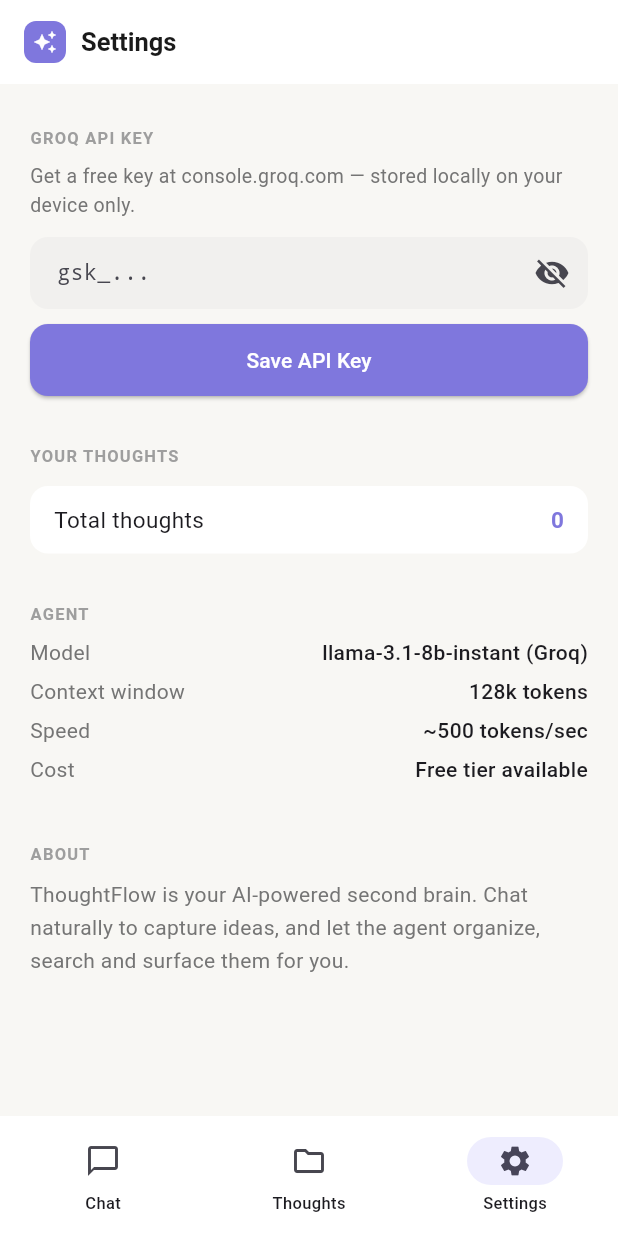
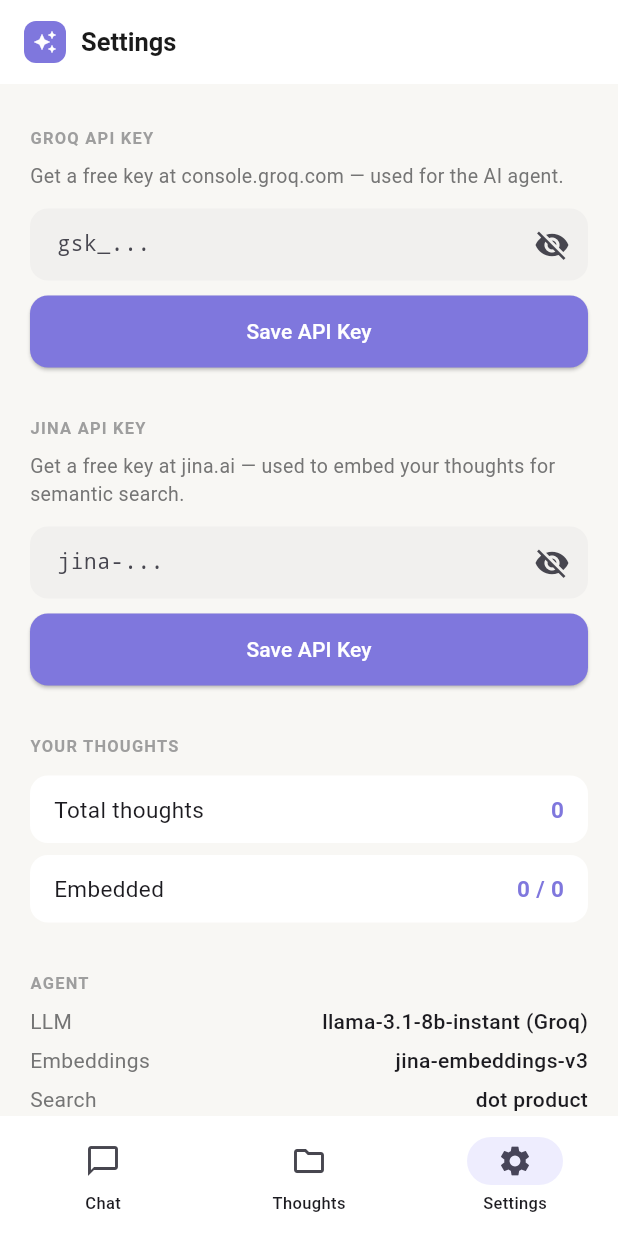
Before and after one commit to HyperbolicSpaceApps/AINotes, a Flutter app: the screen it shows after launch, item 3 of the bottom bar chosen, on a phone screen of 412 x 824 dp. Run offline on Flutter 3.47's test engine with Material 3 defaults, Android fonts, the light colour scheme and no system bars; our stand-ins replace flutter_riverpod, hive, hive_flutter, shared_preferences, speech_to_text; accounts and stored records are empty; Roboto replaces fonts that are missing (SF Pro Text).

Commit message:
thoughts embedding using jina

```diff
--- a/thought_manager_app/lib/core/agent/providers.dart
+++ b/thought_manager_app/lib/core/agent/providers.dart
@@ -4,6 +4,7 @@ import 'thought_agent.dart';
 import '../models/chat_message.dart';
 import '../models/thought.dart';
 import '../storage/thought_repository.dart';
+import '../embeddings/embedding_service.dart';
 
 // ── Repository ────────────────────────────────────────────────────────────────
 
@@ -11,16 +12,16 @@ final thoughtRepositoryProvider = Provider<ThoughtRepository>((ref) {
   throw UnimplementedError('Must be overridden in main() after Hive init');
 });
 
-// ── API Key ───────────────────────────────────────────────────────────────────
+// ── API Keys ──────────────────────────────────────────────────────────────────
 
-final apiKeyProvider = StateNotifierProvider<ApiKeyNotifier, String>((ref) {
-  return ApiKeyNotifier();
+final groqApiKeyProvider = StateNotifierProvider<GroqApiKeyNotifier, String>((ref) {
+  return GroqApiKeyNotifier();
 });
 
-class ApiKeyNotifier extends StateNotifier<String> {
+class GroqApiKeyNotifier extends StateNotifier<String> {
   static const _prefsKey = 'groq_api_key';
 
-  ApiKeyNotifier() : super('') {
+  GroqApiKeyNotifier() : super('') {
     _load();
   }
 
@@ -36,16 +37,53 @@ class ApiKeyNotifier extends StateNotifier<String> {
   }
 }
 
+final jinaApiKeyProvider = StateNotifierProvider<JinaApiKeyNotifier, String>((ref) {
+  return JinaApiKeyNotifier();
+});
+
+class JinaApiKeyNotifier extends StateNotifier<String> {
+  static const _prefsKey = 'jina_api_key';
+
+  JinaApiKeyNotifier() : super('') {
+    _load();
+  }
+
+  Future<void> _load() async {
+    final prefs = await SharedPreferences.getInstance();
+    state = prefs.getString(_prefsKey) ?? '';
+  }
+
+  Future<void> set(String key) async {
+    final prefs = await SharedPreferences.getInstance();
+    await prefs.setString(_prefsKey, key);
+    state = key;
+  }
+}
+
+// ── Embedding service ─────────────────────────────────────────────────────────
+
+final embeddingServiceProvider = Provider<EmbeddingService?>((ref) {
+  final key = ref.watch(jinaApiKeyProvider);
+  if (key.isEmpty) return null;
+  return EmbeddingService(apiKey: key);
+});
+
 // ── Agent ─────────────────────────────────────────────────────────────────────
 
 final agentProvider = Provider<ThoughtAgent?>((ref) {
-  final key = ref.watch(apiKeyProvider);
+  final groqKey = ref.watch(groqApiKeyProvider);
   final repo = ref.watch(thoughtRepositoryProvider);
-  if (key.isEmpty) return null;
-  return ThoughtAgent(repository: repo, groqApiKey: key);
+  final embedder = ref.watch(embeddingServiceProvider);
+  if (groqKey.isEmpty) return null;
+  // embedder can be null — agent degrades gracefully to keyword search
+  return ThoughtAgent(
+    repository: repo,
+    groqApiKey: groqKey,
+    embeddingService: embedder!,
+  );
 });
 
-// ── Thoughts list ────────────────────────────────────────────────────────────────
+// ── Thoughts list ─────────────────────────────────────────────────────────────
 
 final thoughtsProvider = StateNotifierProvider<ThoughtsNotifier, List<Thought>>((ref) {
   final repo = ref.watch(thoughtRepositoryProvider);
@@ -75,8 +113,8 @@ class ChatNotifier extends StateNotifier<List<ChatMessage>> {
             role: MessageRole.assistant,
             content:
                 "Hi! I'm ThoughtManager. Tell me anything you want to remember — "
-                "ideas, todos, thoughts — and I'll save and organize it for you. "
-                "You can also ask me to find thoughts, summarize, or reorganize your collection.",
+                "ideas, todos, grocery items, thoughts — and I'll save and find them for you. "
+                "Search works by meaning, not just keywords.",
           ),
         ]);
 
@@ -89,11 +127,9 @@ class ChatNotifier extends StateNotifier<List<ChatMessage>> {
     final agent = _ref.read(agentProvider);
     if (agent == null) return;
 
-    // Add user message
     final userMsg = ChatMessage(role: MessageRole.user, content: text);
     state = [...state, userMsg];
 
-    // Add thinking indicator
     final thinkingMsg = ChatMessage(
       role: MessageRole.assistant,
       content: '',
@@ -103,28 +139,25 @@ class ChatNotifier extends StateNotifier<List<ChatMessage>> {
     _isThinking = true;
 
     try {
-      // Build history (exclude thinking bubble and welcome message for API)
       final history = state
           .where((m) => !m.isThinking && m.role != MessageRole.system)
-          .where((m) => m.id != userMsg.id) // exclude current user msg (added separately in agent)
+          .where((m) => m.id != userMsg.id)
           .toList();
 
       final reply = await agent.run(history, text);
 
-      // Replace thinking with real response
       state = [
         ...state.where((m) => !m.isThinking),
         ChatMessage(role: MessageRole.assistant, content: reply),
       ];
 
-      // Refresh thoughts list (agent may have saved/deleted thoughts)
       _ref.read(thoughtsProvider.notifier).refresh();
     } catch (e) {
       state = [
         ...state.where((m) => !m.isThinking),
         ChatMessage(
           role: MessageRole.assistant,
-          content: 'Error: ${e.toString()}. Check your Groq API key in Settings.',
+          content: 'Error: ${e.toString()}. Check your API keys in Settings.',
         ),
       ];
     } finally {
@@ -133,7 +166,7 @@ class ChatNotifier extends StateNotifier<List<ChatMessage>> {
   }
 
   void clear() {
-    state = [state.first]; // keep welcome message
+    state = [state.first];
   }
 }
 
--- /dev/null
+++ b/thought_manager_app/lib/core/embeddings/embedding_service.dart
@@ -0,0 +1,46 @@
+import 'dart:convert';
+import 'package:flutter/material.dart';
+import 'package:http/http.dart' as http;
+
+class EmbeddingService {
+  final String apiKey;
+  static const _url = 'https://api.jina.ai/v1/embeddings';
+  static const _model = 'jina-embeddings-v3';
+
+  EmbeddingService({required this.apiKey});
+
+  Future<List<double>> embedDocument(String text) =>
+      _embed(text, 'retrieval.passage');
+
+  Future<List<double>> embedQuery(String text) =>
+      _embed(text, 'retrieval.query');
+
+  Future<List<double>> _embed(String text, String task) async {
+    final response = await http.post(
+      Uri.parse(_url),
+      headers: {
+        'Authorization': 'Bearer $apiKey',
+        'Content-Type': 'application/json',
+      },
+      body: jsonEncode({
+        'model': _model,
+        'task': task,
+        'dimensions': 512,
+        'normalized': false,
+        'input': [
+          {'text': text}
+        ],
+      }),
+    );
+
+
+    debugPrint('Jina status: ${response.statusCode}');
+    debugPrint('Jina body: ${response.body}');
+
+    if (response.statusCode != 200) {
+      throw Exception('Embedding failed ${response.statusCode}: ${response.body}');
+    }
+    final data = jsonDecode(response.body);
+    return List<double>.from(data['data'][0]['embedding']);
+  }
+}
--- a/thought_manager_app/lib/features/settings/settings_screen.dart
+++ b/thought_manager_app/lib/features/settings/settings_screen.dart
@@ -11,91 +11,107 @@ class SettingsScreen extends ConsumerStatefulWidget {
 }
 
 class _SettingsScreenState extends ConsumerState<SettingsScreen> {
-  late TextEditingController _keyController;
-  bool _obscure = true;
-  bool _saved = false;
+  late TextEditingController _groqController;
+  late TextEditingController _jinaController;
+  bool _obscureGroq = true;
+  bool _obscureJina = true;
+  bool _savedGroq = false;
+  bool _savedJina = false;
 
   @override
   void initState() {
     super.initState();
-    _keyController = TextEditingController(text: ref.read(apiKeyProvider));
+    _groqController = TextEditingController(text: ref.read(groqApiKeyProvider));
+    _jinaController = TextEditingController(text: ref.read(jinaApiKeyProvider));
   }
 
   @override
   void dispose() {
-    _keyController.dispose();
+    _groqController.dispose();
+    _jinaController.dispose();
     super.dispose();
   }
 
-  Future<void> _save() async {
-    await ref.read(apiKeyProvider.notifier).set(_keyController.text.trim());
-    setState(() => _saved = true);
+  Future<void> _saveGroq() async {
+    await ref.read(groqApiKeyProvider.notifier).set(_groqController.text.trim());
+    setState(() => _savedGroq = true);
     Future.delayed(const Duration(seconds: 2), () {
-      if (mounted) setState(() => _saved = false);
+      if (mounted) setState(() => _savedGroq = false);
+    });
+  }
+
+  Future<void> _saveJina() async {
+    await ref.read(jinaApiKeyProvider.notifier).set(_jinaController.text.trim());
+    setState(() => _savedJina = true);
+    Future.delayed(const Duration(seconds: 2), () {
+      if (mounted) setState(() => _savedJina = false);
     });
   }
 
   @override
   Widget build(BuildContext context) {
     final thoughtCount = ref.watch(thoughtsProvider).length;
+    final embeddedCount = ref.watch(thoughtsProvider).where((t) => t.embedding != null).length;
 
     return ListView(
       padding: const EdgeInsets.all(20),
       children: [
         const SizedBox(height: 8),
 
-        // API Key section
+        // Groq API Key
         _SectionHeader('Groq API Key'),
         const SizedBox(height: 8),
         Text(
-          'Get a free key at console.groq.com — stored locally on your device only.',
+          'Get a free key at console.groq.com — used for the AI agent.',
           style: TextStyle(fontSize: 13, color: Colors.grey.shade600),
         ),
         const SizedBox(height: 12),
-        TextField(
-          controller: _keyController,
-          obscureText: _obscure,
-          decoration: InputDecoration(
-            hintText: 'gsk_...',
-            suffixIcon: IconButton(
-              icon: Icon(_obscure ? Icons.visibility_off : Icons.visibility),
-              onPressed: () => setState(() => _obscure = !_obscure),
-            ),
-          ),
-          style: const TextStyle(fontFamily: 'monospace', fontSize: 14),
+        _ApiKeyField(
+          controller: _groqController,
+          obscure: _obscureGroq,
+          hint: 'gsk_...',
+          onToggleObscure: () => setState(() => _obscureGroq = !_obscureGroq),
         ),
         const SizedBox(height: 10),
-        SizedBox(
-          width: double.infinity,
-          child: ElevatedButton(
-            onPressed: _save,
-            style: ElevatedButton.styleFrom(
-              backgroundColor: _saved ? AppTheme.teal : AppTheme.purple,
-              foregroundColor: Colors.white,
-              padding: const EdgeInsets.symmetric(vertical: 14),
-              shape: RoundedRectangleBorder(
-                  borderRadius: BorderRadius.circular(12)),
-            ),
-            child: Text(_saved ? 'Saved!' : 'Save API Key'),
-          ),
-        ),
+        _SaveButton(saved: _savedGroq, onTap: _saveGroq),
 
         const SizedBox(height: 32),
 
-        // Stats section
+        // Jina API Key
+        _SectionHeader('Jina API Key'),
+        const SizedBox(height: 8),
+        Text(
+          'Get a free key at jina.ai — used to embed your thoughts for semantic search.',
+          style: TextStyle(fontSize: 13, color: Colors.grey.shade600),
+        ),
+        const SizedBox(height: 12),
+        _ApiKeyField(
+          controller: _jinaController,
+          obscure: _obscureJina,
+          hint: 'jina-...',
+          onToggleObscure: () => setState(() => _obscureJina = !_obscureJina),
+        ),
+        const SizedBox(height: 10),
+        _SaveButton(saved: _savedJina, onTap: _saveJina),
+
+        const SizedBox(height: 32),
+
+        // Stats
         _SectionHeader('Your thoughts'),
         const SizedBox(height: 12),
         _StatRow(label: 'Total thoughts', value: '$thoughtCount'),
+        const SizedBox(height: 8),
+        _StatRow(label: 'Embedded', value: '$embeddedCount / $thoughtCount'),
 
         const SizedBox(height: 32),
 
-        // Model info
+        // Agent info
         _SectionHeader('Agent'),
         const SizedBox(height: 8),
-        _InfoRow('Model', 'llama-3.1-8b-instant (Groq)'),
-        _InfoRow('Context window', '128k tokens'),
-        _InfoRow('Speed', '~500 tokens/sec'),
-        _InfoRow('Cost', 'Free tier available'),
+        _InfoRow('LLM', 'llama-3.1-8b-instant (Groq)'),
+        _InfoRow('Embeddings', 'jina-embeddings-v3'),
+        _InfoRow('Search', 'dot product'),
+        _InfoRow('Cost', 'Both free tier'),
 
         const SizedBox(height: 32),
 
@@ -103,12 +119,68 @@ class _SettingsScreenState extends ConsumerState<SettingsScreen> {
         _SectionHeader('About'),
         const SizedBox(height: 8),
         Text(
-          'ThoughtFlow is your AI-powered second brain. '
-          'Chat naturally to capture ideas, and let the agent organize, '
-          'search and surface them for you.',
+          'ThoughtManager is your AI-powered second brain. '
+          'Chat naturally to capture ideas — thoughts are embedded as vectors '
+          'and retrieved by meaning, not keywords.',
           style: TextStyle(fontSize: 14, color: Colors.grey.shade600, height: 1.6),
         ),
       ],
+    );
+  }
+}
+
+// ── Shared widgets ────────────────────────────────────────────────────────────
+
+class _ApiKeyField extends StatelessWidget {
+  final TextEditingController controller;
+  final bool obscure;
+  final String hint;
+  final VoidCallback onToggleObscure;
+
+  const _ApiKeyField({
+    required this.controller,
+    required this.obscure,
+    required this.hint,
+    required this.onToggleObscure,
+  });
+
+  @override
+  Widget build(BuildContext context) {
+    return TextField(
+      controller: controller,
+      obscureText: obscure,
+      decoration: InputDecoration(
+        hintText: hint,
+        suffixIcon: IconButton(
+          icon: Icon(obscure ? Icons.visibility_off : Icons.visibility),
+          onPressed: onToggleObscure,
+        ),
+      ),
+      style: const TextStyle(fontFamily: 'monospace', fontSize: 14),
+    );
+  }
+}
+
+class _SaveButton extends StatelessWidget {
+  final bool saved;
+  final VoidCallback onTap;
+
+  const _SaveButton({required this.saved, required this.onTap});
+
+  @override
+  Widget build(BuildContext context) {
+    return SizedBox(
+      width: double.infinity,
+      child: ElevatedButton(
+        onPressed: onTap,
+        style: ElevatedButton.styleFrom(
+          backgroundColor: saved ? AppTheme.teal : AppTheme.purple,
+          foregroundColor: Colors.white,
+          padding: const EdgeInsets.symmetric(vertical: 14),
+          shape: RoundedRectangleBorder(borderRadius: BorderRadius.circular(12)),
+        ),
+        child: Text(saved ? 'Saved!' : 'Save API Key'),
+      ),
     );
   }
 }
@@ -173,11 +245,9 @@ class _InfoRow extends StatelessWidget {
       padding: const EdgeInsets.only(bottom: 6),
       child: Row(
         children: [
-          Text(label,
-              style: TextStyle(fontSize: 14, color: Colors.grey.shade600)),
+          Text(label, style: TextStyle(fontSize: 14, color: Colors.grey.shade600)),
           const Spacer(),
-          Text(value,
-              style: const TextStyle(fontSize: 14, fontWeight: FontWeight.w500)),
+          Text(value, style: const TextStyle(fontSize: 14, fontWeight: FontWeight.w500)),
         ],
       ),
     );
--- a/thought_manager_app/pubspec.yaml
+++ b/thought_manager_app/pubspec.yaml
@@ -24,8 +24,8 @@ dependencies:
 dev_dependencies:
   flutter_test:
     sdk: flutter
-
   flutter_lints: ^6.0.0
+  analyzer: ^6.4.1
 
 flutter:
 
```
Also changed, not shown: thought_manager_app/lib/core/agent/thought_agent.dart (+11 -9 lines), thought_manager_app/lib/core/models/thought.dart (+7 -0 lines), thought_manager_app/lib/core/storage/thought_repository.dart (+20 -8 lines), thought_manager_app/lib/features/chat/chat_screen.dart (+7 -5 lines), thought_manager_app/lib/shared/utils/cosine_similarity.dart (added, +24 -0 lines), thought_manager_app/lib/core/models/thought.g.dart, 2 other files.
